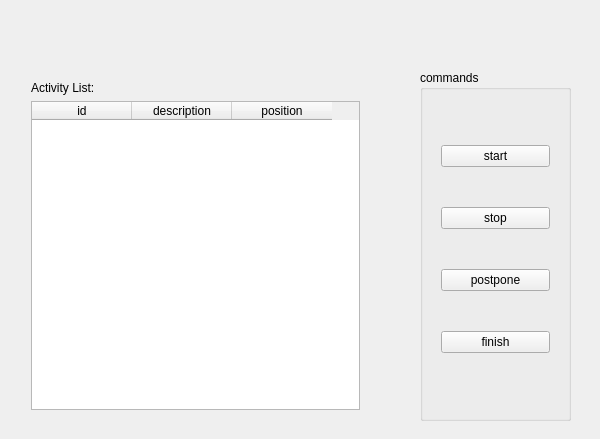
dgraziotin/Pomotux, file src/qt/gui_todotodaysheet.ui: the form before one commit.
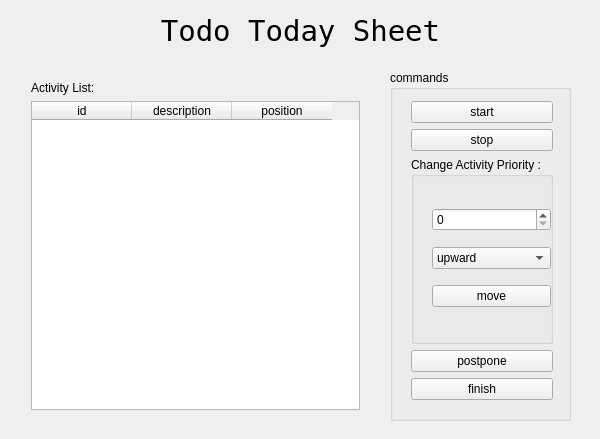
The form after the commit.

```diff
--- a/src/qt/gui_todotodaysheet.ui
+++ b/src/qt/gui_todotodaysheet.ui
@@ -55,9 +55,9 @@
    <widget class="QGroupBox" name="groupBox">
     <property name="geometry">
      <rect>
-      <x>420</x>
+      <x>390</x>
       <y>70</y>
-      <width>151</width>
+      <width>181</width>
       <height>351</height>
      </rect>
     </property>
@@ -68,9 +68,9 @@
      <property name="geometry">
       <rect>
        <x>10</x>
-       <y>30</y>
-       <width>131</width>
-       <height>301</height>
+       <y>20</y>
+       <width>164</width>
+       <height>321</height>
       </rect>
      </property>
      <layout class="QVBoxLayout" name="verticalLayout_2">
@@ -88,6 +88,49 @@
         </property>
        </widget>
       </item>
+      <item>
+       <widget class="QGroupBox" name="groupBox_2">
+        <property name="title">
+         <string>Change Activity Priority :</string>
+        </property>
+        <widget class="QWidget" name="gridLayoutWidget">
+         <property name="geometry">
+          <rect>
+           <x>10</x>
+           <y>30</y>
+           <width>141</width>
+           <height>141</height>
+          </rect>
+         </property>
+         <layout class="QGridLayout" name="gridLayout">
+          <item row="0" column="0">
+           <widget class="QSpinBox" name="MoveMagnitudeBox"/>
+          </item>
+          <item row="2" column="0">
+           <widget class="QComboBox" name="MoveDirectionBox">
+            <item>
+             <property name="text">
+              <string>upward</string>
+             </property>
+            </item>
+            <item>
+             <property name="text">
+              <string>downward</string>
+             </property>
+            </item>
+           </widget>
+          </item>
+          <item row="3" column="0">
+           <widget class="QPushButton" name="MoveActivityButton">
+            <property name="text">
+             <string>move</string>
+            </property>
+           </widget>
+          </item>
+         </layout>
+        </widget>
+       </widget>
+      </item>
       <item>
        <widget class="QPushButton" name="PostponeActivityButton">
         <property name="text">
@@ -105,6 +148,28 @@
      </layout>
     </widget>
    </widget>
+   <widget class="QLabel" name="label_2">
+    <property name="geometry">
+     <rect>
+      <x>50</x>
+      <y>10</y>
+      <width>501</width>
+      <height>41</height>
+     </rect>
+    </property>
+    <property name="font">
+     <font>
+      <family>DejaVu Sans Mono</family>
+      <pointsize>22</pointsize>
+     </font>
+    </property>
+    <property name="text">
+     <string>Todo Today Sheet</string>
+    </property>
+    <property name="alignment">
+     <set>Qt::AlignCenter</set>
+    </property>
+   </widget>
   </widget>
  </widget>
  <layoutdefault spacing="6" margin="11"/>
```
